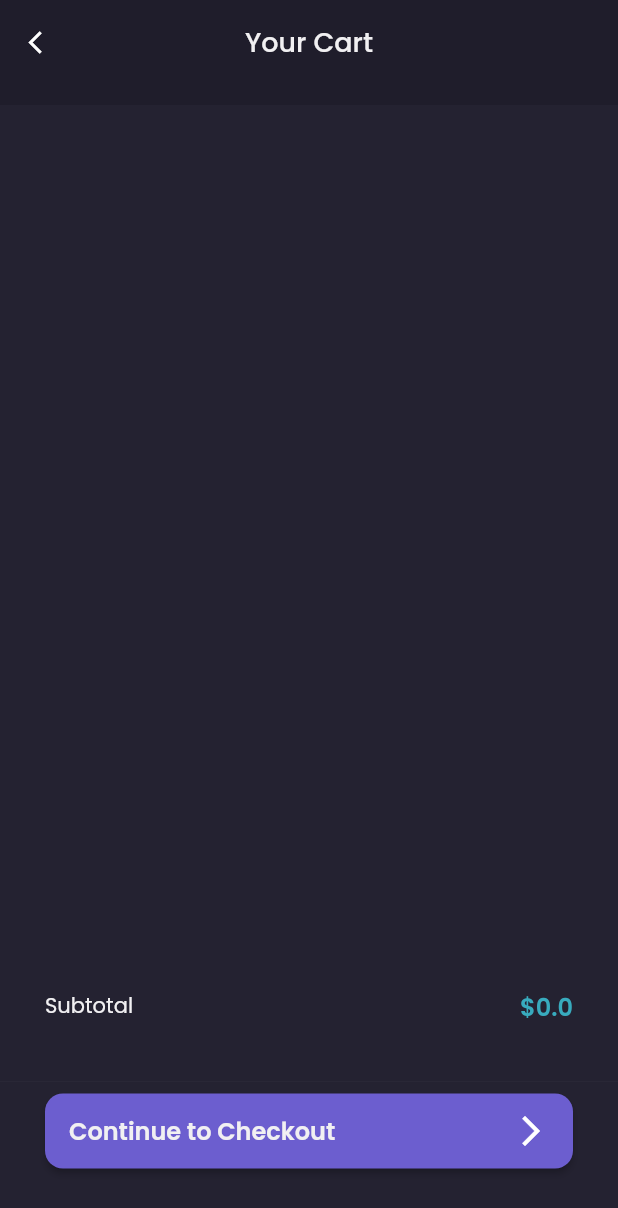
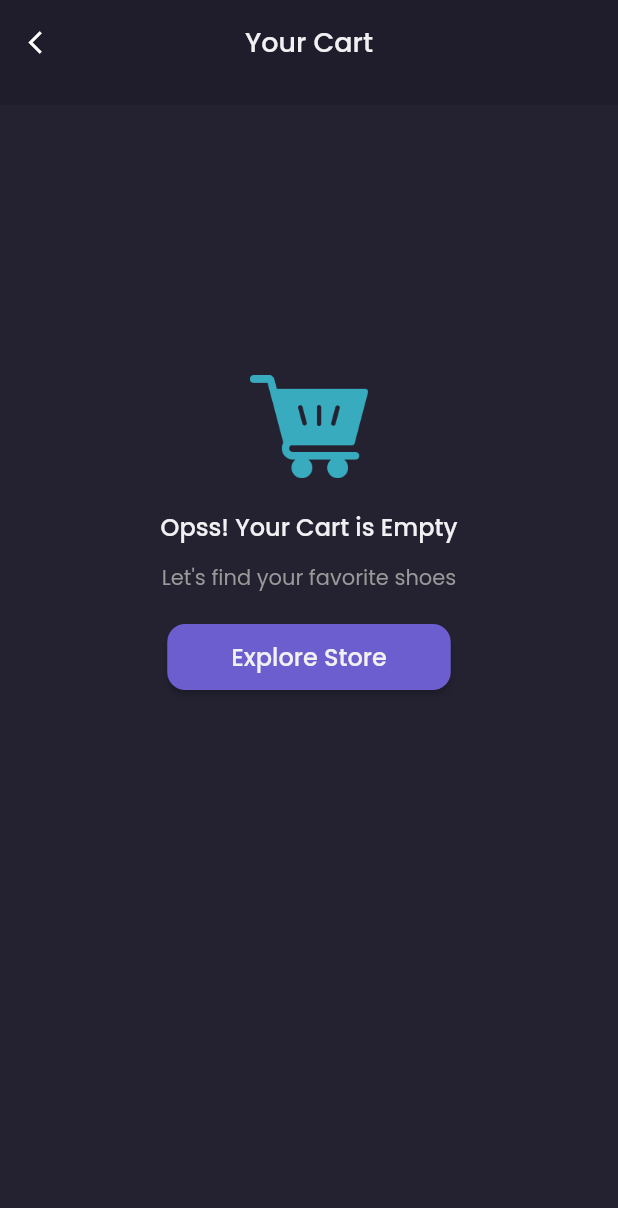
Before and after one commit to fahadhafizdev/shamo_app, a Flutter app: the CartPage screen opened by its route, on a phone screen of 412 x 824 dp. Shown: the top 1208 px of the screen. Run offline on Flutter 3.47's test engine with Material 2 defaults, Android fonts, the phone set to English and light mode, and no system bars; our stand-ins replace carousel_slider, google_fonts; accounts and stored records are empty; network calls fail.

Commit message:
Update cart_page.dart

```diff
--- a/lib/ui/page/cart_page.dart
+++ b/lib/ui/page/cart_page.dart
@@ -169,8 +169,10 @@ class _CartPageState extends State<CartPage> {
     return Scaffold(
       appBar: header(),
       backgroundColor: bgColor2,
-      bottomNavigationBar: customBottomnNav(),
-      body: content(),
+      bottomNavigationBar: (cartProvider.carts.length == 0)
+          ? SizedBox(height: 100)
+          : customBottomnNav(),
+      body: (cartProvider.carts.length == 0) ? contentNoCart() : content(),
     );
   }
 }
```
